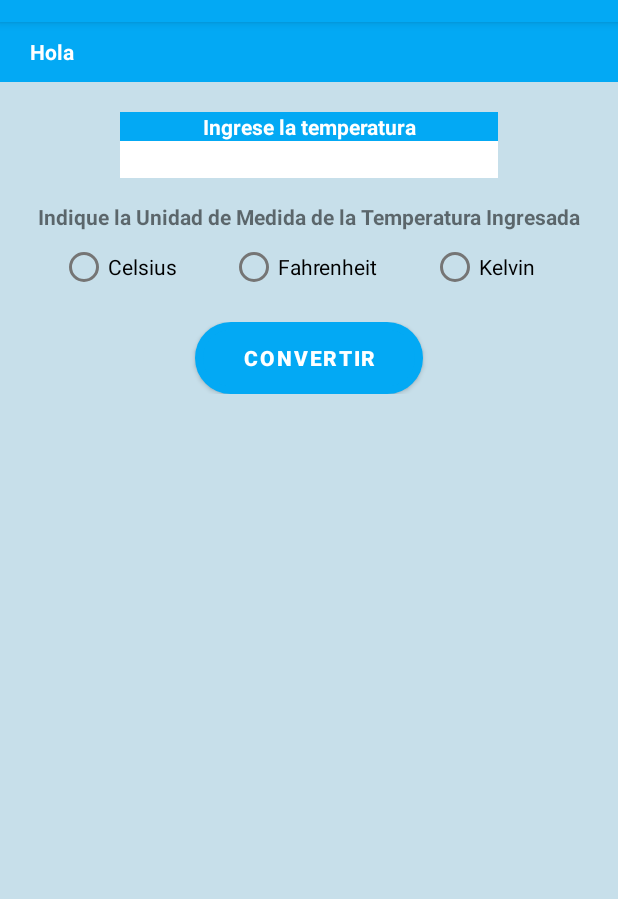
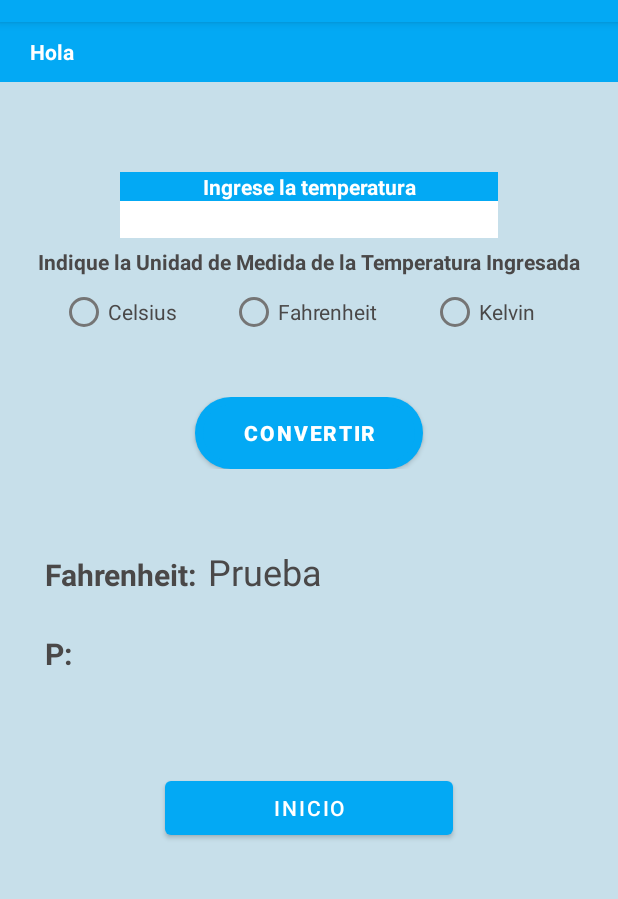
Before and after one commit to AngelaEspinosa2021/EjercicioParcialMoviles, an Android app: the screen it shows after launch (ConvsersionTemperaturaActivity), on a phone screen of 412 x 824 dp, the part 62-961 px from its top. Run offline under Robolectric (Android 15) with nearby library versions, the phone set to English and light mode, and no system bars.

Commit message:
Se configuran los estilos de los campos restantes. Se configura la accion del boton que lleva al menu ppal.

```diff
--- a/EjercicioParcialUno/app/src/main/java/com/example/ejercicioparcialuno/ConvsersionTemperaturaActivity.java
+++ b/EjercicioParcialUno/app/src/main/java/com/example/ejercicioparcialuno/ConvsersionTemperaturaActivity.java
@@ -2,15 +2,20 @@ package com.example.ejercicioparcialuno;
 
 import androidx.appcompat.app.AppCompatActivity;
 
+import android.content.Intent;
 import android.content.SharedPreferences;
 import android.os.Bundle;
 import android.view.View;
 import android.widget.Button;
+import android.widget.RadioButton;
 import android.widget.TextView;
 
 public class ConvsersionTemperaturaActivity extends AppCompatActivity implements View.OnClickListener {
     public TextView nombreUsuarioTemp;
-    public Button btnConvertirTemp;
+    public Button btnConvertirTemp, btnMenuPpal;
+    public RadioButton celsius, fahrenheit, kelvin;
+    public TextView temperatura1,temperatura2, valorTemp1,valorTemp2;
+
 
     @Override
     protected void onCreate(Bundle savedInstanceState) {
@@ -24,18 +29,40 @@ public class ConvsersionTemperaturaActivity extends AppCompatActivity implements
     }
 
     private void setContentViewEvents() {
+
         btnConvertirTemp.setOnClickListener(this);
+        btnMenuPpal.setOnClickListener(this);
     }
 
     private void setContentAtributes() {
         nombreUsuarioTemp = findViewById(R.id.nombreUsuarioTemp);
         btnConvertirTemp = findViewById(R.id.btnConvertirTemp);
-
+        celsius = findViewById(R.id.celsius);
+        fahrenheit = findViewById(R.id.fahrenheit);
+        kelvin = findViewById(R.id.kelvin);
+        temperatura1 = findViewById(R.id.temperatura1);
+        temperatura2 = findViewById(R.id.temperatura2);
+        valorTemp1 = findViewById(R.id.valorTemp1);
+        valorTemp2 = findViewById(R.id.valorTemp2);
+        btnMenuPpal = findViewById(R.id.btnMenuPpal);
     }
 
     @Override
     public void onClick(View view){
-        convertirTempAction();
+        switch (view.getId()){
+            case R.id.btnConvertirTemp:
+                convertirTempAction();
+                break;
+            case R.id.btnMenuPpal:
+                goToMenuPpalAction();
+                break;
+        }
+
+    }
+
+    private void goToMenuPpalAction() {
+        Intent intent = new Intent(ConvsersionTemperaturaActivity.this,MainActivity.class);
+        startActivity(intent);
     }
 
     private void convertirTempAction() {
--- a/EjercicioParcialUno/app/src/main/res/layout/activity_convsersion_temperatura.xml
+++ b/EjercicioParcialUno/app/src/main/res/layout/activity_convsersion_temperatura.xml
@@ -44,7 +44,7 @@
         android:layout_width="match_parent"
         android:layout_height="wrap_content"
         android:layout_marginStart="80dp"
-        android:layout_marginTop="60dp"
+        android:layout_marginTop="100dp"
         android:layout_marginEnd="80dp"
         android:orientation="vertical"
         app:layout_constraintEnd_toEndOf="parent"
@@ -75,7 +75,7 @@
         android:layout_width="match_parent"
         android:layout_height="wrap_content"
         android:layout_marginStart="20dp"
-        android:layout_marginTop="120dp"
+        android:layout_marginTop="150dp"
         android:layout_marginEnd="20dp"
         android:orientation="horizontal"
         app:layout_constraintEnd_toEndOf="parent"
@@ -95,6 +95,7 @@
                 android:layout_weight="1"
                 android:text="Indique la Unidad de Medida de la Temperatura Ingresada"
                 android:textAlignment="center"
+                android:textColor="#4A4848"
                 android:textSize="14sp"
                 android:textStyle="bold" />
 
@@ -112,7 +113,8 @@
                     android:layout_marginLeft="20dp"
                     android:layout_weight="1"
                     android:text="Celsius"
-                    android:textAlignment="viewStart" />
+                    android:textAlignment="viewStart"
+                    android:textColor="#4A4848" />
 
                 <RadioButton
                     android:id="@+id/fahrenheit"
@@ -120,7 +122,8 @@
                     android:layout_height="wrap_content"
                     android:layout_weight="1"
                     android:text="Fahrenheit"
-                    android:textAlignment="viewStart" />
+                    android:textAlignment="viewStart"
+                    android:textColor="#4A4848" />
 
                 <RadioButton
                     android:id="@+id/kelvin"
@@ -128,7 +131,8 @@
                     android:layout_height="wrap_content"
                     android:layout_weight="1"
                     android:text="Kelvin"
-                    android:textAlignment="viewStart" />
+                    android:textAlignment="viewStart"
+                    android:textColor="#4A4848" />
             </LinearLayout>
         </LinearLayout>
 
@@ -138,7 +142,7 @@
         android:layout_width="match_parent"
         android:layout_height="wrap_content"
         android:layout_marginStart="20dp"
-        android:layout_marginTop="200dp"
+        android:layout_marginTop="250dp"
         android:layout_marginEnd="20dp"
         android:orientation="vertical"
         app:layout_constraintEnd_toEndOf="parent"
@@ -156,4 +160,92 @@
             android:textStyle="bold" />
     </LinearLayout>
 
+    <LinearLayout
+        android:layout_width="match_parent"
+        android:layout_height="wrap_content"
+        android:layout_marginStart="20dp"
+        android:layout_marginTop="350dp"
+        android:layout_marginEnd="20dp"
+        android:orientation="vertical"
+        app:layout_constraintEnd_toEndOf="parent"
+        app:layout_constraintStart_toStartOf="parent"
+        app:layout_constraintTop_toTopOf="parent">
+
+        <LinearLayout
+            android:layout_width="match_parent"
+            android:layout_height="match_parent"
+            android:layout_marginLeft="10dp"
+            android:layout_marginRight="10dp"
+            android:orientation="horizontal">
+
+            <TextView
+                android:id="@+id/temperatura1"
+                android:layout_width="wrap_content"
+                android:layout_height="wrap_content"
+                android:layout_weight="1"
+                android:width="15dp"
+                android:text="Fahrenheit:"
+                android:textColor="#4A4848"
+                android:textSize="20sp"
+                android:textStyle="bold" />
+
+            <TextView
+                android:id="@+id/valorTemp1"
+                android:layout_width="wrap_content"
+                android:layout_height="wrap_content"
+                android:layout_weight="1"
+                android:width="150dp"
+                android:text="Prueba"
+                android:textColor="#4A4848"
+                android:textSize="24sp" />
+        </LinearLayout>
+
+        <LinearLayout
+            android:layout_width="match_parent"
+            android:layout_height="match_parent"
+            android:layout_marginLeft="10dp"
+            android:layout_marginTop="20dp"
+            android:layout_marginRight="10dp"
+            android:orientation="horizontal">
+
+            <TextView
+                android:id="@+id/temperatura2"
+                android:layout_width="wrap_content"
+                android:layout_height="wrap_content"
+                android:layout_weight="1"
+                android:width="15dp"
+                android:text="P:"
+                android:textColor="#4A4848"
+                android:textSize="20sp"
+                android:textStyle="bold" />
+
+            <TextView
+                android:id="@+id/valorTemp2"
+                android:layout_width="wrap_content"
+                android:layout_height="wrap_content"
+                android:layout_weight="1"
+                android:width="150dp"
+                android:textColor="#4A4848"
+                android:textSize="24sp" />
+        </LinearLayout>
+    </LinearLayout>
+
+    <LinearLayout
+        android:layout_width="match_parent"
+        android:layout_height="wrap_content"
+        android:layout_marginTop="500dp"
+        android:orientation="vertical"
+        app:layout_constraintEnd_toEndOf="parent"
+        app:layout_constraintStart_toStartOf="parent"
+        app:layout_constraintTop_toTopOf="parent">
+
+        <Button
+            android:id="@+id/btnMenuPpal"
+            android:layout_width="match_parent"
+            android:layout_height="wrap_content"
+            android:layout_marginLeft="110dp"
+            android:layout_marginRight="110dp"
+            android:text="Inicio" />
+    </LinearLayout>
+
 </androidx.constraintlayout.widget.ConstraintLayout>
```
